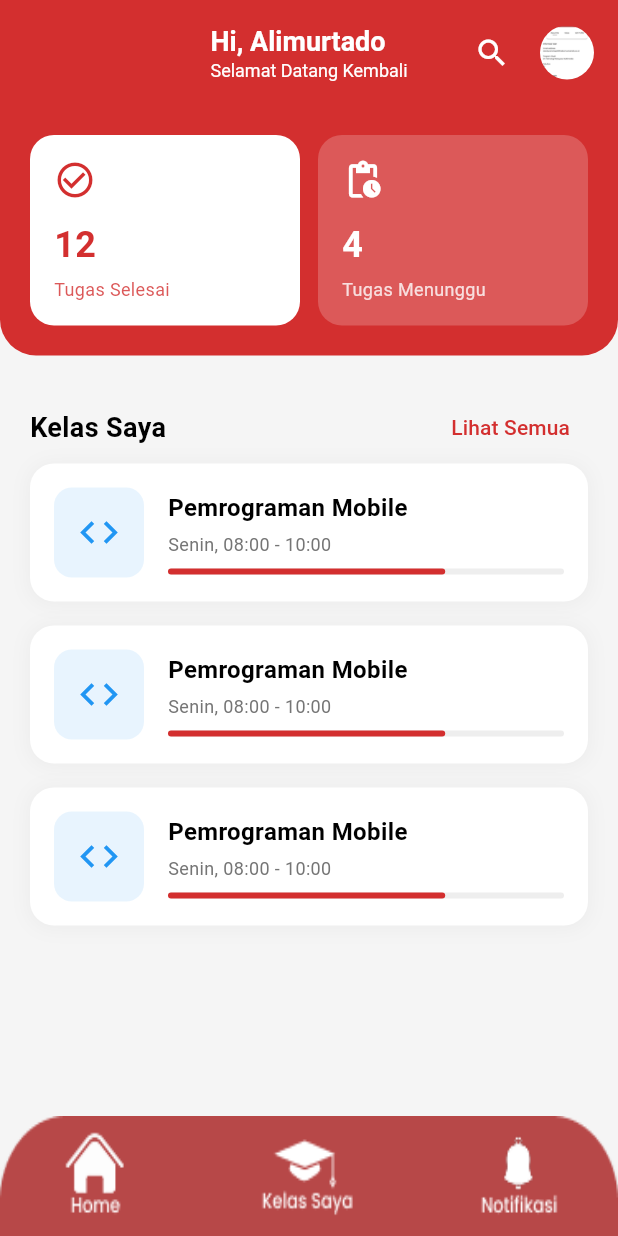
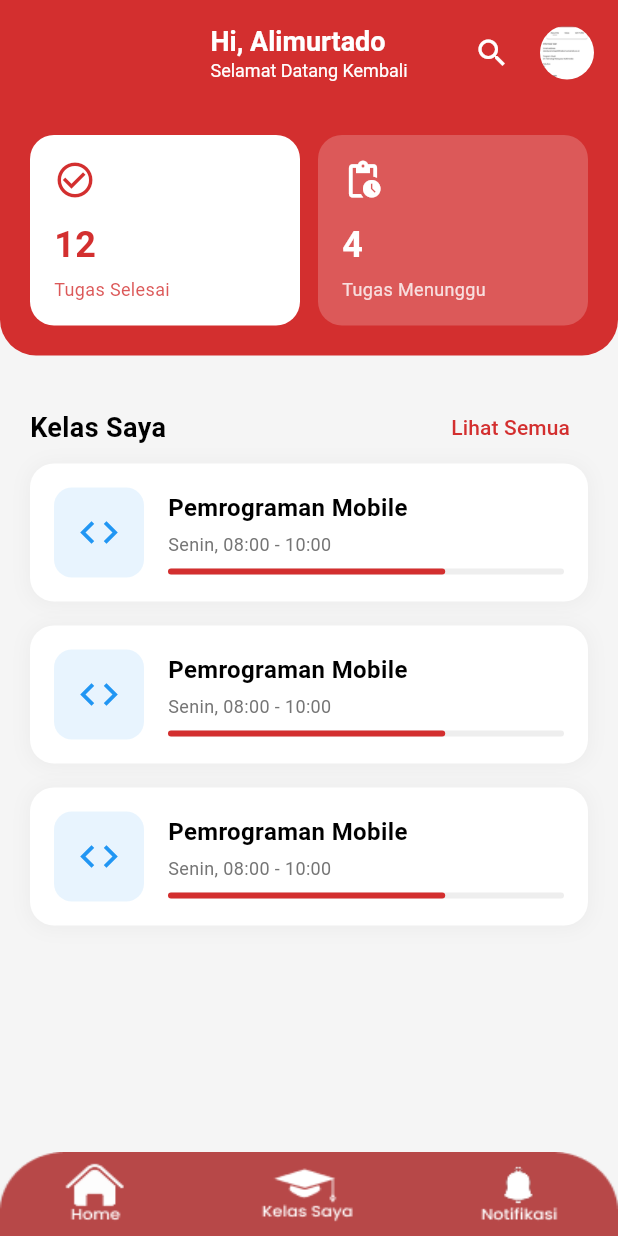
Before and after one commit to mohalimurtado/eduflow, a Flutter app: the screen it shows after launch, after a tap on "Log In", on a phone screen of 412 x 824 dp. Run offline on Flutter 3.47's test engine with Material 3 defaults, Android fonts, the phone set to English and light mode, and no system bars.

```diff
--- a/lib/screens/main_navigation.dart
+++ b/lib/screens/main_navigation.dart
@@ -38,14 +38,14 @@ class _MainNavigationState extends State<MainNavigation> {
       body: _screens[_selectedIndex],
       // Floating Bottom Nav with fixed height as per design
       bottomNavigationBar: SizedBox(
-        height: 80, // Slightly taller than 56 to allow for the curve effect if present, effectively 56 for the bar content
+        height: 56, // Exact 56px as requested
         child: Stack(
           alignment: Alignment.bottomCenter,
           children: [
             // Background Image
             Container(
               width: double.infinity,
-              height: 80, // Matching container
+              height: 56, // Matching container
               decoration: const BoxDecoration(
                 image: DecorationImage(
                   image: AssetImage('assets/images/bottom_nav_bg.png'),
```
Also changed, not shown: lib/screens/home_screen.dart (+7 -1 lines).
